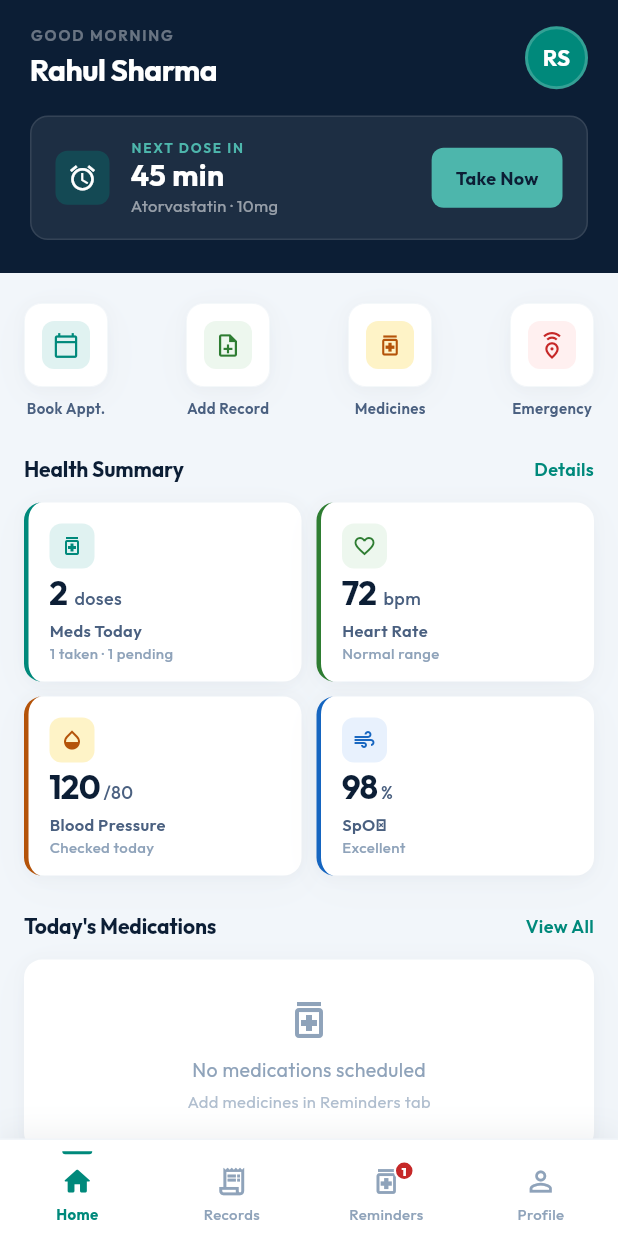
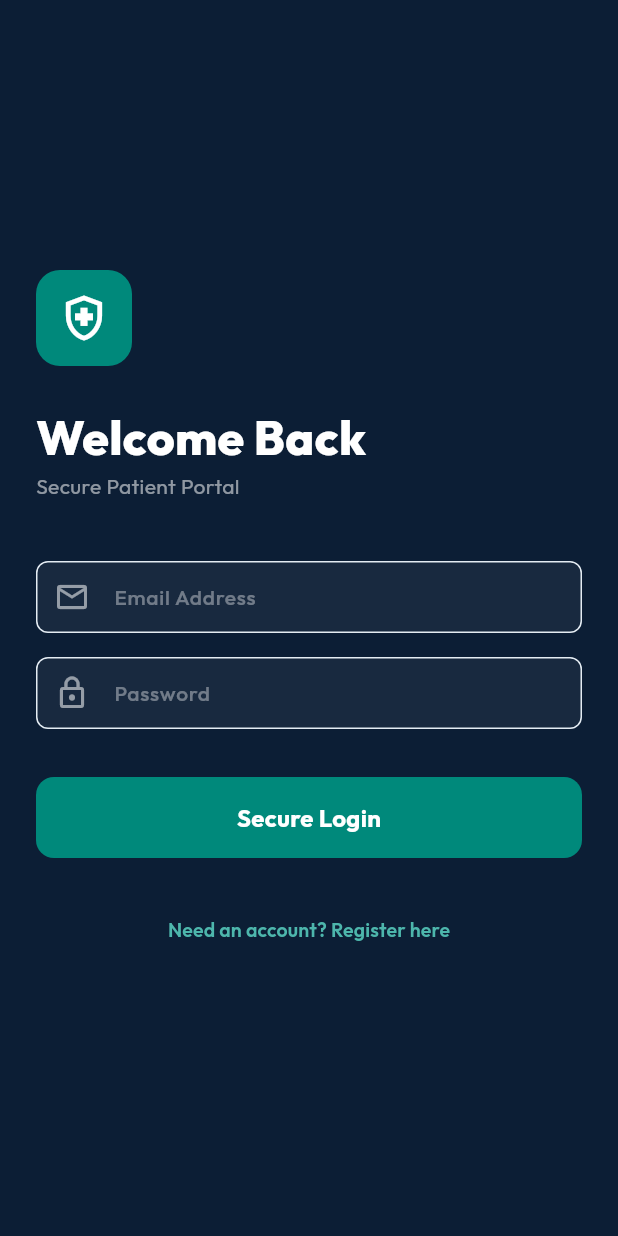
Before and after one commit to Pratik168960/EPDL-Project_Arogya_Sathi, a Flutter app: the screen it shows after launch, on a phone screen of 412 x 824 dp. Run offline on Flutter 3.47's test engine with Material 3 defaults, Android fonts, the phone set to English and light mode, and no system bars; our stand-ins replace cloud_firestore, file_picker, firebase_auth, firebase_core, firebase_storage, flutter_local_notifications and 2 more; accounts and stored records are empty.

Commit message:
Integrated Firebase Auth, Cloud Storage, and dynamic real-time streams

```diff
--- a/app/lib/main.dart
+++ b/app/lib/main.dart
@@ -1,3 +1,5 @@
+import 'package:firebase_auth/firebase_auth.dart';
+import 'screens/login_screen.dart';
 import 'services/notification_service.dart';
 import 'package:firebase_core/firebase_core.dart';
 import 'firebase_options.dart';
@@ -46,7 +48,22 @@ class ArogyasathiApp extends StatelessWidget {
       debugShowCheckedModeBanner: false,
       navigatorKey: navigatorKey,
       theme: AppTheme.lightTheme,
-      home: const MainShell(),
+      // ── THE AUTH ROUTER ──
+      home: StreamBuilder<User?>(
+        stream: FirebaseAuth.instance.authStateChanges(),
+        builder: (context, snapshot) {
+          // If Firebase is checking...
+          if (snapshot.connectionState == ConnectionState.waiting) {
+            return const Scaffold(backgroundColor: AppColors.navy, body: Center(child: CircularProgressIndicator(color: AppColors.teal)));
+          }
+          // If user is logged in, show the Dashboard
+          if (snapshot.hasData) {
+            return const MainShell();
+          }
+          // Otherwise, show Login Screen
+          return const LoginScreen();
+        },
+      ),
     );
   }
 }
--- a/app/lib/screens/home_screen.dart
+++ b/app/lib/screens/home_screen.dart
@@ -339,7 +339,7 @@ class _HomeScreenState extends State<HomeScreen> {
     return StreamBuilder<QuerySnapshot>(
       stream: FirebaseFirestore.instance
           .collection('users')
-          .doc('user_123')
+          .doc('AuthService.currentUserId!')
           .collection('medications')
           .snapshots(),
       builder: (context, snapshot) {
@@ -383,7 +383,7 @@ class _HomeScreenState extends State<HomeScreen> {
                   // *** FIREBASE DELETE — PRESERVED ***
                   await FirebaseFirestore.instance
                       .collection('users')
-                      .doc('user_123')
+                      .doc('AuthService.currentUserId!')
                       .collection('medications')
                       .doc(doc.id)
                       .delete();
--- /dev/null
+++ b/app/lib/screens/login_screen.dart
@@ -0,0 +1,119 @@
+import 'package:flutter/material.dart';
+import 'package:google_fonts/google_fonts.dart';
+import '../theme/app_theme.dart';
+import '../services/auth_service.dart';
+
+class LoginScreen extends StatefulWidget {
+  const LoginScreen({super.key});
+
+  @override
+  State<LoginScreen> createState() => _LoginScreenState();
+}
+
+class _LoginScreenState extends State<LoginScreen> {
+  final _emailCtrl = TextEditingController();
+  final _passwordCtrl = TextEditingController();
+  bool _isLogin = true;
+  bool _isLoading = false;
+
+  Future<void> _submit() async {
+    if (_emailCtrl.text.isEmpty || _passwordCtrl.text.isEmpty) return;
+
+    setState(() => _isLoading = true);
+    try {
+      if (_isLogin) {
+        await AuthService.logIn(_emailCtrl.text.trim(), _passwordCtrl.text.trim());
+      } else {
+        await AuthService.signUp(_emailCtrl.text.trim(), _passwordCtrl.text.trim());
+      }
+      // Note: We don't need to navigate manually! The Auth Router in main.dart handles it.
+    } catch (e) {
+      setState(() => _isLoading = false);
+      if (mounted) {
+        ScaffoldMessenger.of(context).showSnackBar(
+          SnackBar(content: Text(e.toString().split(']').last), backgroundColor: AppColors.danger),
+        );
+      }
+    }
+  }
+
+  @override
+  Widget build(BuildContext context) {
+    return Scaffold(
+      backgroundColor: AppColors.navy,
+      body: SafeArea(
+        child: Padding(
+          padding: const EdgeInsets.symmetric(horizontal: 24),
+          child: Column(
+            mainAxisAlignment: MainAxisAlignment.center,
+            crossAxisAlignment: CrossAxisAlignment.start,
+            children: [
+              // Logo / Icon
+              Container(
+                width: 64, height: 64,
+                decoration: BoxDecoration(color: AppColors.teal, borderRadius: BorderRadius.circular(16)),
+                child: const Icon(Icons.health_and_safety_outlined, color: Colors.white, size: 36),
+              ),
+              const SizedBox(height: 24),
+
+              Text(_isLogin ? 'Welcome Back' : 'Create Account',
+                style: GoogleFonts.outfit(fontSize: 32, fontWeight: FontWeight.w800, color: Colors.white)),
+              Text('Secure Patient Portal',
+                style: GoogleFonts.outfit(fontSize: 14, color: Colors.white54)),
+              const SizedBox(height: 40),
+
+              // Inputs
+              _buildTextField(_emailCtrl, 'Email Address', Icons.email_outlined, false),
+              const SizedBox(height: 16),
+              _buildTextField(_passwordCtrl, 'Password', Icons.lock_outline, true),
+              const SizedBox(height: 32),
+
+              // Submit Button
+              SizedBox(
+                width: double.infinity,
+                height: 54,
+                child: ElevatedButton(
+                  style: ElevatedButton.styleFrom(
+                    backgroundColor: AppColors.teal,
+                    foregroundColor: Colors.white,
+                    shape: RoundedRectangleBorder(borderRadius: BorderRadius.circular(12)),
+                  ),
+                  onPressed: _isLoading ? null : _submit,
+                  child: _isLoading
+                    ? const SizedBox(width: 24, height: 24, child: CircularProgressIndicator(color: Colors.white, strokeWidth: 2))
+                    : Text(_isLogin ? 'Secure Login' : 'Register Patient', style: GoogleFonts.outfit(fontSize: 16, fontWeight: FontWeight.w700)),
+                ),
+              ),
+              const SizedBox(height: 24),
+
+              // Toggle Mode
+              Center(
+                child: TextButton(
+                  onPressed: () => setState(() => _isLogin = !_isLogin),
+                  child: Text(_isLogin ? 'Need an account? Register here' : 'Already registered? Log in',
+                    style: GoogleFonts.outfit(color: AppColors.tealLight, fontWeight: FontWeight.w600)),
+                ),
+              )
+            ],
+          ),
+        ),
+      ),
+    );
+  }
+
+  Widget _buildTextField(TextEditingController ctrl, String hint, IconData icon, bool isPassword) {
+    return TextField(
+      controller: ctrl,
+      obscureText: isPassword,
+      style: GoogleFonts.outfit(color: Colors.white),
+      decoration: InputDecoration(
+        hintText: hint,
+        hintStyle: const TextStyle(color: Colors.white38),
+        prefixIcon: Icon(icon, color: Colors.white54),
+        filled: true,
+        fillColor: Colors.white.withOpacity(0.05),
+        border: OutlineInputBorder(borderRadius: BorderRadius.circular(12), borderSide: BorderSide.none),
+      ),
+    );
+  }
+}
--- /dev/null
+++ b/app/lib/services/auth_service.dart
@@ -0,0 +1,34 @@
+import 'package:firebase_auth/firebase_auth.dart';
+
+class AuthService {
+  static final FirebaseAuth _auth = FirebaseAuth.instance;
+
+  // 1. Listen to Auth State (Logs in/out automatically)
+  static Stream<User?> get authStateChanges => _auth.authStateChanges();
+
+  // 2. Get Current User ID
+  static String? get currentUserId => _auth.currentUser?.uid;
+
+  // 3. Sign Up
+  static Future<UserCredential?> signUp(String email, String password) async {
+    try {
+      return await _auth.createUserWithEmailAndPassword(email: email, password: password);
+    } catch (e) {
+      rethrow;
+    }
+  }
+
+  // 4. Log In
+  static Future<UserCredential?> logIn(String email, String password) async {
+    try {
+      return await _auth.signInWithEmailAndPassword(email: email, password: password);
+    } catch (e) {
+      rethrow;
+    }
+  }
+
+  // 5. Log Out
+  static Future<void> logOut() async {
+    await _auth.signOut();
+  }
+}
```
Also changed, not shown: app/lib/screens/records_screen.dart (+137 -274 lines), app/lib/screens/reminders_screen.dart (+44 -49 lines).
